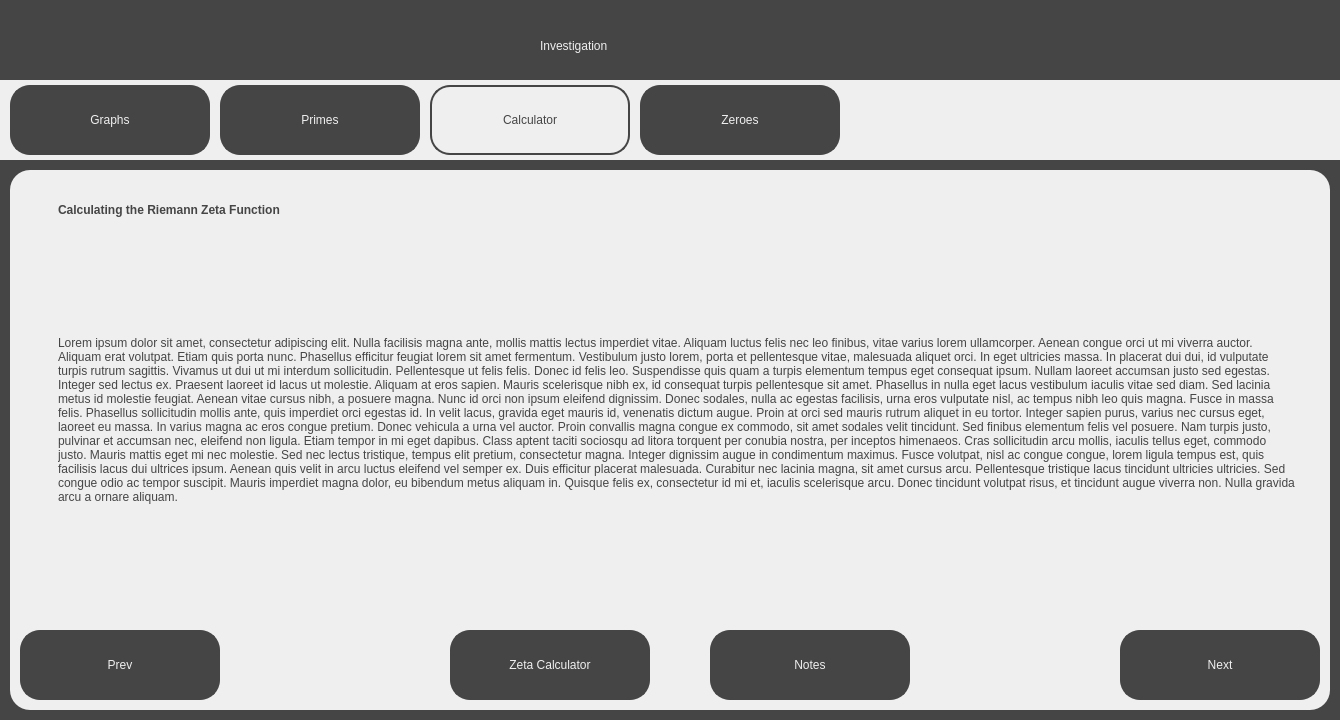
The window that src/ui/investigation_screens/calculator.ui (jackm245/Riemann-Hypothesis) describes before a commit, drawn with Qt 5.
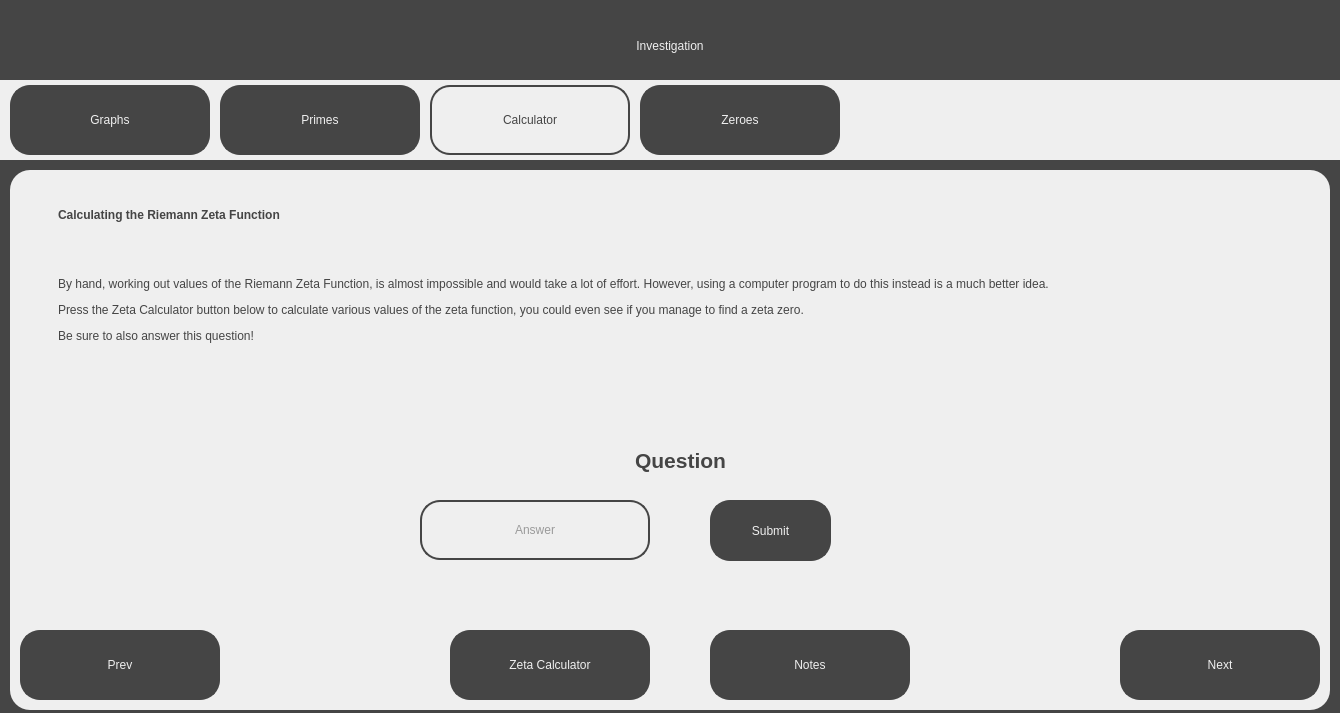
The same window after the commit.

```diff
--- a/src/ui/investigation_screens/calculator.ui
+++ b/src/ui/investigation_screens/calculator.ui
@@ -7,7 +7,7 @@
     <x>0</x>
     <y>0</y>
     <width>1340</width>
-    <height>720</height>
+    <height>713</height>
    </rect>
   </property>
   <property name="windowTitle">
@@ -31,9 +31,9 @@
    <widget class="QLabel" name="Title">
     <property name="geometry">
      <rect>
-      <x>540</x>
+      <x>520</x>
       <y>20</y>
-      <width>271</width>
+      <width>300</width>
       <height>51</height>
      </rect>
     </property>
@@ -43,6 +43,9 @@
     <property name="text">
      <string>Investigation</string>
     </property>
+    <property name="alignment">
+     <set>Qt::AlignCenter</set>
+    </property>
    </widget>
    <widget class="QWidget" name="TabBar" native="true">
     <property name="geometry">
@@ -220,7 +223,7 @@
        <x>40</x>
        <y>20</y>
        <width>681</width>
-       <height>41</height>
+       <height>51</height>
       </rect>
      </property>
      <property name="styleSheet">
@@ -237,7 +240,7 @@
        <x>40</x>
        <y>80</y>
        <width>1251</width>
-       <height>341</height>
+       <height>121</height>
       </rect>
      </property>
      <property name="styleSheet">
@@ -245,7 +248,7 @@
 background-color: rgb(239, 239, 239); padding: 5px;</string>
      </property>
      <property name="text">
-      <string>&lt;html&gt;&lt;head/&gt;&lt;body&gt;&lt;p&gt;Lorem ipsum dolor sit amet, consectetur adipiscing elit. Nulla facilisis magna ante, mollis mattis lectus imperdiet vitae. Aliquam luctus felis nec leo finibus, vitae varius lorem ullamcorper. Aenean congue orci ut mi viverra auctor. Aliquam erat volutpat. Etiam quis porta nunc. Phasellus efficitur feugiat lorem sit amet fermentum. Vestibulum justo lorem, porta et pellentesque vitae, malesuada aliquet orci. In eget ultricies massa. In placerat dui dui, id vulputate turpis rutrum sagittis. Vivamus ut dui ut mi interdum sollicitudin. Pellentesque ut felis felis. Donec id felis leo. Suspendisse quis quam a turpis elementum tempus eget consequat ipsum. Nullam laoreet accumsan justo sed egestas. Integer sed lectus ex. Praesent laoreet id lacus ut molestie. Aliquam at eros sapien. Mauris scelerisque nibh ex, id consequat turpis pellentesque sit amet. Phasellus in nulla eget lacus vestibulum iaculis vitae sed diam. Sed lacinia metus id molestie feugiat. Aenean vitae cursus nibh, a posuere magna. Nunc id orci non ipsum eleifend dignissim. Donec sodales, nulla ac egestas facilisis, urna eros vulputate nisl, ac tempus nibh leo quis magna. Fusce in massa felis. Phasellus sollicitudin mollis ante, quis imperdiet orci egestas id. In velit lacus, gravida eget mauris id, venenatis dictum augue. Proin at orci sed mauris rutrum aliquet in eu tortor. Integer sapien purus, varius nec cursus eget, laoreet eu massa. In varius magna ac eros congue pretium. Donec vehicula a urna vel auctor. Proin convallis magna congue ex commodo, sit amet sodales velit tincidunt. Sed finibus elementum felis vel posuere. Nam turpis justo, pulvinar et accumsan nec, eleifend non ligula. Etiam tempor in mi eget dapibus. Class aptent taciti sociosqu ad litora torquent per conubia nostra, per inceptos himenaeos. Cras sollicitudin arcu mollis, iaculis tellus eget, commodo justo. Mauris mattis eget mi nec molestie. Sed nec lectus tristique, tempus elit pretium, consectetur magna. Integer dignissim augue in condimentum maximus. Fusce volutpat, nisl ac congue congue, lorem ligula tempus est, quis facilisis lacus dui ultrices ipsum. Aenean quis velit in arcu luctus eleifend vel semper ex. Duis efficitur placerat malesuada. Curabitur nec lacinia magna, sit amet cursus arcu. Pellentesque tristique lacus tincidunt ultricies ultricies. Sed congue odio ac tempor suscipit. Mauris imperdiet magna dolor, eu bibendum metus aliquam in. Quisque felis ex, consectetur id mi et, iaculis scelerisque arcu. Donec tincidunt volutpat risus, et tincidunt augue viverra non. Nulla gravida arcu a ornare aliquam.&lt;/p&gt;&lt;/body&gt;&lt;/html&gt;</string>
+      <string>&lt;html&gt;&lt;head/&gt;&lt;body&gt;&lt;p&gt;By hand, working out values of the Riemann Zeta Function, is almost impossible and would take a lot of effort. However, using a computer program to do this instead is a much better idea.&lt;/p&gt;&lt;p&gt;Press the Zeta Calculator button below to calculate various values of the zeta function, you could even see if you manage to find a zeta zero.&lt;/p&gt;&lt;p&gt;Be sure to also answer this question!&lt;/p&gt;&lt;/body&gt;&lt;/html&gt;</string>
      </property>
      <property name="wordWrap">
       <bool>true</bool>
@@ -299,6 +302,103 @@
       <string>Notes</string>
      </property>
     </widget>
+    <widget class="QLabel" name="QuestionText">
+     <property name="geometry">
+      <rect>
+       <x>420</x>
+       <y>210</y>
+       <width>501</width>
+       <height>101</height>
+      </rect>
+     </property>
+     <property name="styleSheet">
+      <string notr="true">font: 25pt &quot;Sans Serif&quot;; color:rgb(69, 69, 69);
+background-color: rgb(239, 239, 239); padding: 5px;</string>
+     </property>
+     <property name="text">
+      <string>&lt;html&gt;&lt;head/&gt;&lt;body&gt;&lt;p align=&quot;center&quot;&gt;&lt;span style=&quot; font-size:16pt; font-weight:600;&quot;&gt;Question&lt;/span&gt;&lt;/p&gt;&lt;/body&gt;&lt;/html&gt;</string>
+     </property>
+     <property name="alignment">
+      <set>Qt::AlignBottom|Qt::AlignHCenter</set>
+     </property>
+     <property name="wordWrap">
+      <bool>true</bool>
+     </property>
+    </widget>
+    <widget class="QLineEdit" name="QuestionInput">
+     <property name="geometry">
+      <rect>
+       <x>410</x>
+       <y>330</y>
+       <width>230</width>
+       <height>60</height>
+      </rect>
+     </property>
+     <property name="styleSheet">
+      <string notr="true">background-color: rgb(239, 239, 239);
+color: rgb(69, 69, 69);
+font: 18pt &quot;Sans Serif&quot;;
+border: 2px solid;
+border-radius: 20px;
+border-color:rgb(69, 69, 69);</string>
+     </property>
+     <property name="text">
+      <string/>
+     </property>
+     <property name="cursorPosition">
+      <number>0</number>
+     </property>
+     <property name="alignment">
+      <set>Qt::AlignCenter</set>
+     </property>
+     <property name="placeholderText">
+      <string>Answer</string>
+     </property>
+    </widget>
+    <widget class="QPushButton" name="SubmitButton">
+     <property name="geometry">
+      <rect>
+       <x>700</x>
+       <y>330</y>
+       <width>121</width>
+       <height>61</height>
+      </rect>
+     </property>
+     <property name="cursor">
+      <cursorShape>PointingHandCursor</cursorShape>
+     </property>
+     <property name="styleSheet">
+      <string notr="true">border: 2px solid;
+border-radius: 20px;
+border-color:rgb(69, 69, 69);
+background-color: rgb(69, 69, 69);
+font: 18pt &quot;Sans Serif&quot;; color:rgb(239, 239, 239);
+</string>
+     </property>
+     <property name="text">
+      <string>Submit</string>
+     </property>
+    </widget>
+    <widget class="QLabel" name="MessageLabel">
+     <property name="geometry">
+      <rect>
+       <x>410</x>
+       <y>400</y>
+       <width>530</width>
+       <height>41</height>
+      </rect>
+     </property>
+     <property name="styleSheet">
+      <string notr="true">color: rgb(0, 140, 0);
+font: 18pt &quot;Sans Serif&quot;;</string>
+     </property>
+     <property name="text">
+      <string>&lt;html&gt;&lt;head/&gt;&lt;body&gt;&lt;p align=&quot;center&quot;&gt;&lt;br/&gt;&lt;/p&gt;&lt;/body&gt;&lt;/html&gt;</string>
+     </property>
+     <property name="alignment">
+      <set>Qt::AlignBottom|Qt::AlignHCenter</set>
+     </property>
+    </widget>
    </widget>
   </widget>
  </widget>
```
